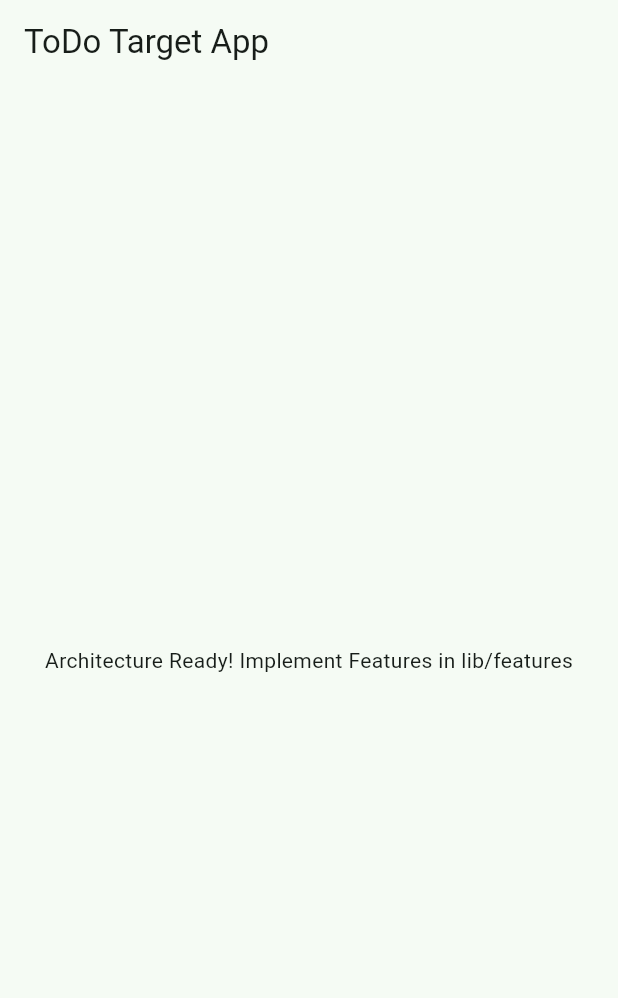
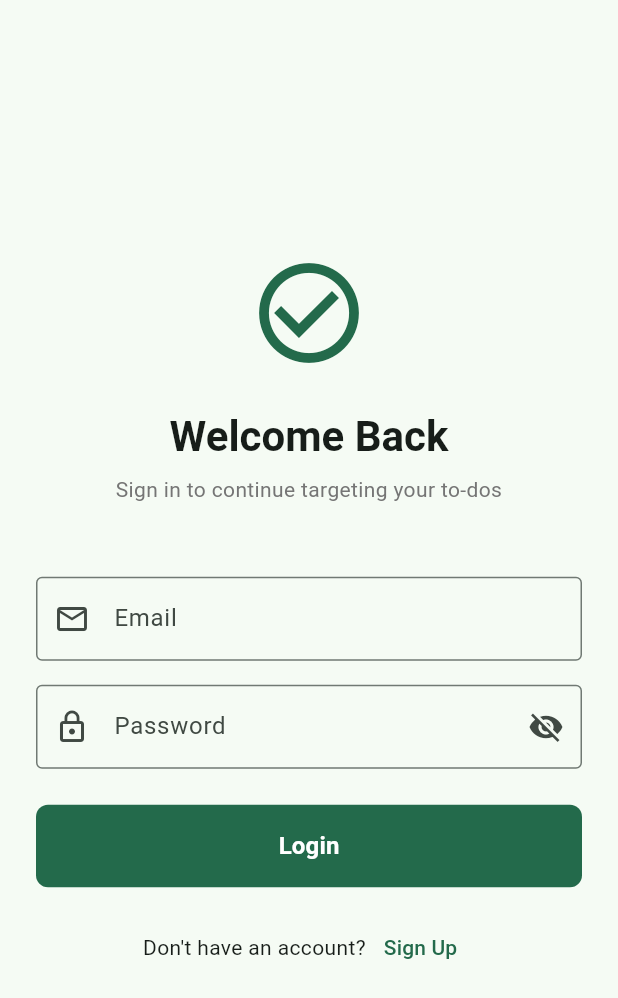
Before and after one commit to pctan9491/PROJ-0001-TTTApp-FE, a Flutter app: the screen it shows after launch, on a phone screen of 412 x 824 dp. Shown: the top 998 px of the screen. Run offline on Flutter 3.47's test engine with Material 3 defaults, Android fonts, the phone set to English and light mode, and no system bars.

Commit message:
login page UI v1

```diff
--- a/lib/app.dart
+++ b/lib/app.dart
@@ -1,4 +1,5 @@
 import 'package:flutter/material.dart';
+import 'features/auth/presentation/pages/login_page.dart';
 
 class ToDoApp extends StatelessWidget {
   const ToDoApp({super.key});
@@ -12,15 +13,7 @@ class ToDoApp extends StatelessWidget {
         colorScheme: ColorScheme.fromSeed(seedColor: const Color.fromARGB(255, 66, 132, 100)),
         useMaterial3: true,
       ),
-      home: Scaffold(
-        appBar: AppBar(
-          title: const Text('ToDo Target App'),
-          centerTitle: false,
-        ),
-        body: const Center(
-          child: Text('Architecture Ready! Implement Features in lib/features'),
-        ),
-      ),
+      home: const LoginPage(),
     );
   }
 }
--- /dev/null
+++ b/lib/features/auth/presentation/pages/login_page.dart
@@ -0,0 +1,187 @@
+import 'package:flutter/material.dart';
+
+class LoginPage extends StatefulWidget {
+  const LoginPage({super.key});
+
+  @override
+  State<LoginPage> createState() => _LoginPageState();
+}
+
+class _LoginPageState extends State<LoginPage> {
+  final _formKey = GlobalKey<FormState>();
+  final _emailController = TextEditingController();
+  final _passwordController = TextEditingController();
+  bool _isObscure = true;
+
+  // Keys for identifying widgets in tests or inspector
+  static const Key emailFieldKey = Key('email_field');
+  static const Key passwordFieldKey = Key('password_field');
+  static const Key loginButtonKey = Key('login_button');
+  static const Key signUpButtonKey = Key('sign_up_button');
+
+  @override
+  void dispose() {
+    _emailController.dispose();
+    _passwordController.dispose();
+    super.dispose();
+  }
+
+  void _login() {
+    if (_formKey.currentState!.validate()) {
+      // TODO: Implement actual login logic here
+      ScaffoldMessenger.of(context).showSnackBar(
+        const SnackBar(content: Text('Processing Login...')),
+      );
+    }
+  }
+
+  @override
+  Widget build(BuildContext context) {
+    return Scaffold(
+      body: SafeArea(
+        child: Center(
+          child: SingleChildScrollView(
+            padding: const EdgeInsets.all(24.0),
+            child: ConstrainedBox(
+              constraints: const BoxConstraints(maxWidth: 400),
+              child: Form(
+                key: _formKey,
+                child: Column(
+                  mainAxisAlignment: MainAxisAlignment.center,
+                  crossAxisAlignment: CrossAxisAlignment.stretch,
+                  children: [
+                    _buildHeader(context),
+                    const SizedBox(height: 48),
+                    _buildEmailField(),
+                    const SizedBox(height: 16),
+                    _buildPasswordField(),
+                    const SizedBox(height: 24),
+                    _buildLoginButton(),
+                    const SizedBox(height: 16),
+                    _buildSignUpLink(),
+                  ],
+                ),
+              ),
+            ),
+          ),
+        ),
+      ),
+    );
+  }
+
+  Widget _buildHeader(BuildContext context) {
+    return Column(
+      children: [
+        Icon(
+          Icons.check_circle_outline,
+          size: 80,
+          color: Theme.of(context).colorScheme.primary,
+        ),
+        const SizedBox(height: 24),
+        Text(
+          'Welcome Back',
+          textAlign: TextAlign.center,
+          style: Theme.of(context).textTheme.headlineMedium?.copyWith(
+                fontWeight: FontWeight.bold,
+              ),
+        ),
+        const SizedBox(height: 8),
+        Text(
+          'Sign in to continue targeting your to-dos',
+          textAlign: TextAlign.center,
+          style: Theme.of(context).textTheme.bodyMedium?.copyWith(
+                color: Colors.grey[600],
+              ),
+        ),
+      ],
+    );
+  }
+
+  Widget _buildEmailField() {
+    return TextFormField(
+      key: emailFieldKey, // Identifiable Key
+      controller: _emailController,
+      decoration: const InputDecoration(
+        labelText: 'Email',
+        border: OutlineInputBorder(),
+        prefixIcon: Icon(Icons.email_outlined),
+      ),
+      keyboardType: TextInputType.emailAddress,
+      textInputAction: TextInputAction.next,
+      validator: (value) {
+        if (value == null || value.isEmpty) {
+          return 'Please enter your email';
+        }
+        if (!value.contains('@')) {
+          return 'Please enter a valid email';
+        }
+        return null;
+      },
+    );
+  }
+
+  Widget _buildPasswordField() {
+    return TextFormField(
+      key: passwordFieldKey, // Identifiable Key
+      controller: _passwordController,
+      decoration: InputDecoration(
+        labelText: 'Password',
+        border: const OutlineInputBorder(),
+        prefixIcon: const Icon(Icons.lock_outline),
+        suffixIcon: IconButton(
+          icon: Icon(
+            _isObscure ? Icons.visibility_off : Icons.visibility,
+          ),
+          onPressed: () {
+            setState(() {
+              _isObscure = !_isObscure;
+            });
+          },
+        ),
+      ),
+      obscureText: _isObscure,
+      validator: (value) {
+        if (value == null || value.isEmpty) {
+          return 'Please enter your password';
+        }
+        if (value.length < 6) {
+          return 'Password must be at least 6 characters';
+        }
+        return null;
+      },
+    );
+  }
+
+  Widget _buildLoginButton() {
+    return FilledButton(
+      key: loginButtonKey, // Identifiable Key
+      onPressed: _login,
+      style: FilledButton.styleFrom(
+        padding: const EdgeInsets.symmetric(vertical: 16),
+        shape: RoundedRectangleBorder(
+          borderRadius: BorderRadius.circular(8),
+        ),
+      ),
+      child: const Text(
+        'Login',
+        style: TextStyle(fontSize: 16, fontWeight: FontWeight.bold),
+      ),
+    );
+  }
+
+  Widget _buildSignUpLink() {
+    return Row(
+      mainAxisAlignment: MainAxisAlignment.center,
+      children: [
+        const Text("Don't have an account?"),
+        TextButton(
+          key: signUpButtonKey, // Identifiable Key
+          onPressed: () {
+            // TODO: Navigate to registration page
+          },
+          child: const Text('Sign Up'),
+        ),
+      ],
+    );
+  }
+}
```
